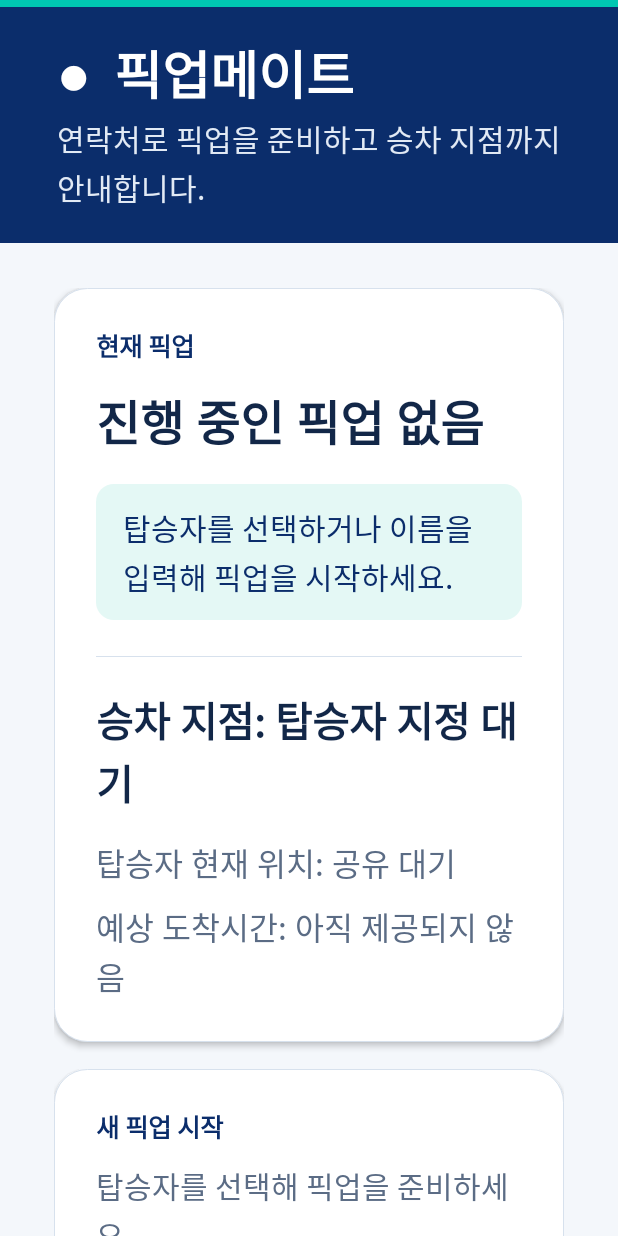
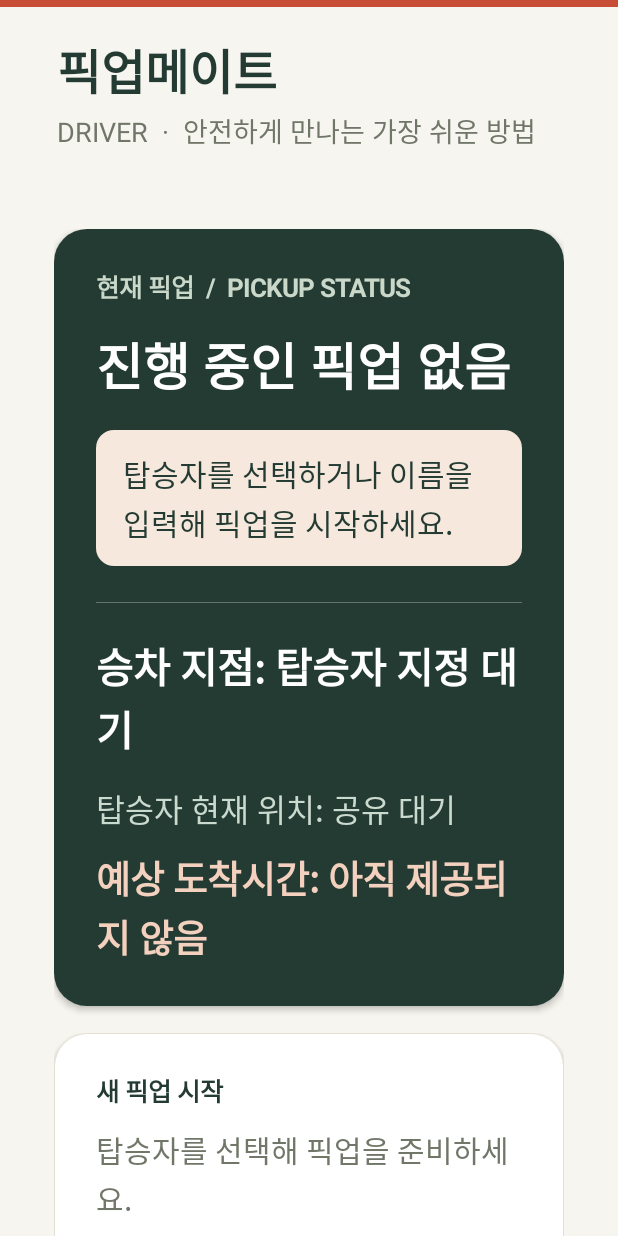
Before and after one commit to pickup-mate-lab/Pickup, an Android app: the screen it shows after launch (PickupActivity), on a phone screen of 412 x 824 dp. Run offline under Robolectric (Android 15) with nearby library versions, the phone set to English and light mode, and no system bars.

Commit message:
Improve driver pickup flow and refresh interface

```diff
--- a/app/src/main/java/com/example/pickuppleos/PickupActivity.java
+++ b/app/src/main/java/com/example/pickuppleos/PickupActivity.java
@@ -37,12 +37,12 @@ import java.util.concurrent.ExecutorService;
 import java.util.concurrent.Executors;
 
 public final class PickupActivity extends Activity {
-    private static final int NAVY = Color.rgb(11, 45, 107);
-    private static final int INK = Color.rgb(18, 39, 72);
-    private static final int MINT = Color.rgb(0, 199, 178);
-    private static final int MUTED = Color.rgb(91, 108, 133);
-    private static final int BORDER = Color.rgb(215, 225, 237);
-    private static final int SURFACE = Color.rgb(244, 247, 251);
+    private static final int NAVY = Color.rgb(36, 59, 52);
+    private static final int INK = Color.rgb(37, 59, 52);
+    private static final int MINT = Color.rgb(200, 77, 54);
+    private static final int MUTED = Color.rgb(112, 119, 105);
+    private static final int BORDER = Color.rgb(228, 223, 211);
+    private static final int SURFACE = Color.rgb(247, 245, 239);
     private static final int CONTACTS = 10, LOCATION = 11, PICK_CONTACT = 12;
     private static final String START = "START_PICKUP";
     private static final String CHOOSE = "CHOOSE_PICKUP_CONTACT";
@@ -180,7 +180,7 @@ public final class PickupActivity extends Activity {
         view.setTextColor(NAVY);
         view.setMinHeight(dp(72));
         view.setPadding(dp(18), dp(12), dp(18), dp(12));
-        view.setBackground(new RippleDrawable(ColorStateList.valueOf(0x2200C7B2),
+        view.setBackground(new RippleDrawable(ColorStateList.valueOf(0x22C84D36),
                 shape(Color.WHITE, 14, BORDER), null));
         view.setOnClickListener(v -> action.run());
         return view;
@@ -189,7 +189,7 @@ public final class PickupActivity extends Activity {
     private void primary(Button view) {
         view.setTextColor(Color.WHITE);
         view.setBackground(new RippleDrawable(ColorStateList.valueOf(0x44FFFFFF),
-                shape(NAVY, 14, Color.TRANSPARENT), null));
+                shape(MINT, 14, Color.TRANSPARENT), null));
     }
 
     private void createScreen() {
@@ -206,14 +206,14 @@ public final class PickupActivity extends Activity {
 
         LinearLayout header = new LinearLayout(this);
         header.setOrientation(LinearLayout.VERTICAL);
-        header.setBackgroundColor(NAVY);
+        header.setBackgroundColor(SURFACE);
         header.setPadding(dp(38), dp(18), dp(38), dp(22));
-        TextView title = text("●  픽업메이트", 35);
-        title.setTextColor(Color.WHITE);
+        TextView title = text("픽업메이트", 32);
+        title.setTextColor(NAVY);
         title.setTypeface(Typeface.DEFAULT, Typeface.BOLD);
         add(header, title, 0);
-        TextView subtitle = text("연락처로 픽업을 준비하고 승차 지점까지 안내합니다.", 20);
-        subtitle.setTextColor(0xFFE2EAF5);
+        TextView subtitle = text("DRIVER  ·  안전하게 만나는 가장 쉬운 방법", 18);
+        subtitle.setTextColor(MUTED);
         add(header, subtitle, 3);
         root.addView(header);
 
@@ -232,29 +232,35 @@ public final class PickupActivity extends Activity {
         add(body, columns, 0);
 
         LinearLayout statusCard = card();
-        add(statusCard, eyebrow("현재 픽업"), 0);
-        session = text("진행 중인 픽업 없음", 32);
+        statusCard.setBackground(shape(NAVY, 22, Color.TRANSPARENT));
+        TextView statusHeading = eyebrow("현재 픽업  /  PICKUP STATUS");
+        statusHeading.setTextColor(0xFFC9D8C9);
+        add(statusCard, statusHeading, 0);
+        session = text("진행 중인 픽업 없음", 34);
         session.setTypeface(Typeface.DEFAULT, Typeface.BOLD);
+        session.setTextColor(Color.WHITE);
         add(statusCard, session, 14);
         message = text("탑승자를 선택하거나 이름을 입력해 픽업을 시작하세요.", 20);
         message.setTextColor(NAVY);
         message.setPadding(dp(18), dp(14), dp(18), dp(14));
-        message.setBackground(shape(0xFFE4F8F5, 12, Color.TRANSPARENT));
+        message.setBackground(shape(0xFFF6E8DC, 12, Color.TRANSPARENT));
         add(statusCard, message, 18);
         View divider = new View(this);
-        divider.setBackgroundColor(BORDER);
+        divider.setBackgroundColor(0xFF61756A);
         LinearLayout.LayoutParams dividerParams = new LinearLayout.LayoutParams(
                 LinearLayout.LayoutParams.MATCH_PARENT, dp(1));
         dividerParams.topMargin = dp(24);
         statusCard.addView(divider, dividerParams);
         pickupLabel = text("승차 지점: 탑승자 지정 대기", 27);
         pickupLabel.setTypeface(Typeface.DEFAULT, Typeface.BOLD);
+        pickupLabel.setTextColor(Color.WHITE);
         add(statusCard, pickupLabel, 23);
         passengerLabel = text("탑승자 현재 위치: 공유 대기", 21);
-        passengerLabel.setTextColor(MUTED);
+        passengerLabel.setTextColor(0xFFCBDACE);
         add(statusCard, passengerLabel, 18);
-        etaLabel = text("예상 도착시간: 아직 제공되지 않음", 21);
-        etaLabel.setTextColor(MUTED);
+        etaLabel = text("예상 도착시간: 아직 제공되지 않음", 25);
+        etaLabel.setTextColor(0xFFF3D1BE);
+        etaLabel.setTypeface(Typeface.DEFAULT, Typeface.BOLD);
         add(statusCard, etaLabel, 12);
         refreshButton = button("상태 새로고침", this::refresh);
         add(statusCard, refreshButton, 25);
@@ -291,7 +297,7 @@ public final class PickupActivity extends Activity {
         inviteLabel.setTextIsSelectable(true);
         add(actionCard, inviteLabel, 14);
         finishButton = button("픽업 완료 · 위치 공유 종료", this::finishPickup);
-        finishButton.setTextColor(0xFFB84B3E);
+        finishButton.setTextColor(0xFF9F493E);
         add(actionCard, finishButton, 18);
         messagePanel = new LinearLayout(this);
         messagePanel.setOrientation(LinearLayout.VERTICAL);
@@ -318,15 +324,15 @@ public final class PickupActivity extends Activity {
         add(right, setupCard, 0);
         add(right, actionCard, 0);
 
-        Button settingsToggle = button("데모 서버 설정  ▾", () -> {
+        Button settingsToggle = button("서버 설정  ▾", () -> {
             settingsCard.setVisibility(settingsCard.getVisibility() == View.VISIBLE
                     ? View.GONE : View.VISIBLE);
         });
         settingsToggle.setTextSize(18);
         add(body, settingsToggle, 22);
         settingsCard = card();
-        add(settingsCard, eyebrow("데모 서버 주소"), 0);
-        TextView serverHint = text("차량 앱이 연결할 시연 서버 주소입니다.", 18);
+        add(settingsCard, eyebrow("서버 주소"), 0);
+        TextView serverHint = text("차량 앱이 연결할 서버 주소입니다. 실제 계정은 HTTPS 주소를 사용합니다.", 18);
         serverHint.setTextColor(MUTED);
         add(settingsCard, serverHint, 8);
         add(settingsCard, serverField, 18);
@@ -588,9 +594,8 @@ public final class PickupActivity extends Activity {
                 runOnUiThread(() -> {
                     fetching = false;
                     if (!currentId.equals(id)) return;
-                    if (error instanceof PickupApi.ApiException
-                            && ((PickupApi.ApiException) error).status == 401) {
-                        clearSession("이전 픽업이 서버에 없어 초기화했습니다.");
+                    if (PickupApi.isTerminalSessionError(error, currentToken)) {
+                        clearSession("픽업이 종료되었거나 요청이 취소됐습니다.");
                     } else show("서버 연결 확인: " + error.getMessage());
                 });
             }
@@ -600,7 +605,9 @@ public final class PickupActivity extends Activity {
     private void renderState(JSONObject state) {
         String status = state.optString("status");
         if ("finished".equals(status) || "expired".equals(status)) {
-            clearSession("finished".equals(status) ? "픽업이 완료됐습니다." : "초대가 만료됐습니다.");
+            String reason = state.optString("endReason", "");
+            clearSession("declined".equals(reason) ? "탑승자가 픽업 요청을 거절했습니다."
+                    : "finished".equals(status) ? "픽업이 완료됐습니다." : "초대가 만료됐습니다.");
             return;
         }
         session.setText(state.optString("contactName") + "님 픽업 · "
```
Also changed, not shown: app/src/main/java/com/example/pickuppleos/DriverLocationService.java (+47 -16 lines), app/src/main/java/com/example/pickuppleos/PickupApi.java (+10 -1 lines), app/src/main/java/com/example/pickuppleos/PleosNavigation.java (+50 -13 lines).
